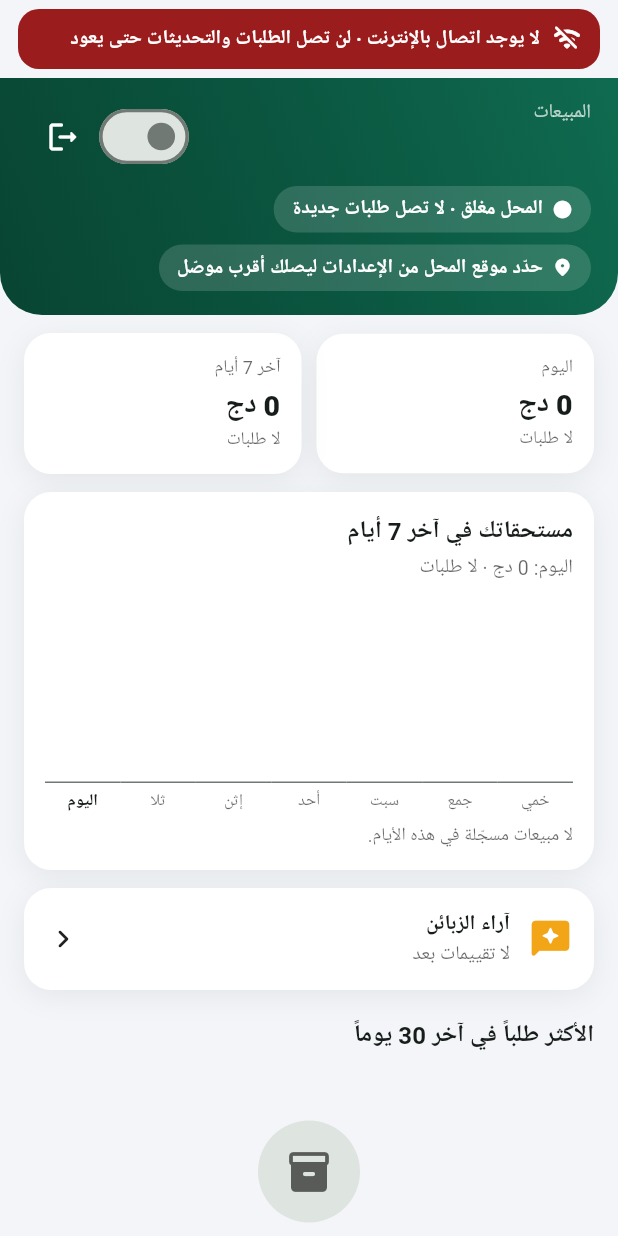
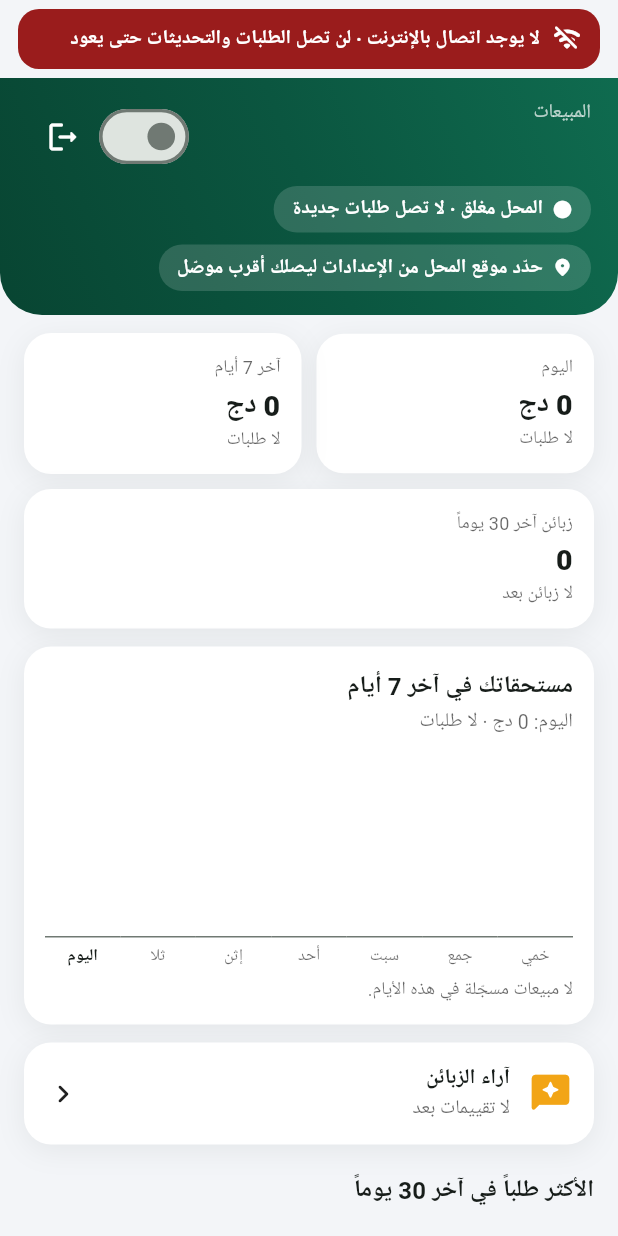
Before and after one commit to djalelcher3418-ops/delivery-shop, a Flutter app: the SalesScreen widget shown alone on an empty page, opened directly, on a phone screen of 412 x 824 dp. Run offline on Flutter 3.47's test engine with Material 3 defaults, Android fonts, the phone set to English and light mode, and no system bars; our stand-ins replace audioplayers, cloud_firestore, firebase_auth, firebase_core, flutter_local_notifications, geolocator and 2 more; accounts and stored records are empty; Roboto replaces fonts that are missing (IBM Plex Sans Arabic, Readex Pro).

Commit message:
المبيعات: الزبائن الجدد والعائدون
زبائن آخر 30 يوماً (حسب customerUid في الطلبات المسلّمة)، ومنهم من كان
أول طلب له في هذه المدة ومن عاد للطلب.

Co-Authored-By: Claude Opus 5.5 <noreply@anthropic.com>
Claude-Session: https://claude.ai/code/session_014Q42PWHeZRWcZ92BqV35Hh

```diff
--- a/lib/screens/sales.dart
+++ b/lib/screens/sales.dart
@@ -73,6 +73,19 @@ class SalesScreen extends StatelessWidget {
         final best = top.entries.toList()..sort((a, b) => b.value.qty.compareTo(a.value.qty));
         final pending = app.orders.where((o) => o['status'] == 'done' && o['settled'] == false).toList();
 
+        // الزبائن: من طلب في آخر 30 يوماً، وهل كانت تلك أول مرة يطلب فيها من المحل
+        final firstAt = <String, int>{};
+        final active = <String>{};
+        for (final o in app.orders) {
+          final uid = '${o['customerUid'] ?? ''}';
+          if (uid.isEmpty || !_sold(o)) continue;
+          final at = asInt(o['createdAtMs']);
+          firstAt[uid] = firstAt.containsKey(uid) ? (at < firstAt[uid]! ? at : firstAt[uid]!) : at;
+          if (at >= t30) active.add(uid);
+        }
+        final newCust = active.where((u) => firstAt[u]! >= t30).length;
+        final returning = active.length - newCust;
+
         return ListView(padding: EdgeInsets.zero, children: [
           const ShopHeader(title: 'المبيعات'),
           Padding(
@@ -85,6 +98,11 @@ class SalesScreen extends StatelessWidget {
                   _Tile('اليوم', money(dues[6]), ordersText(counts[6])),
                   const SizedBox(width: 10),
                   _Tile('آخر 7 أيام', money(weekDue), weekN > 0 ? 'متوسط الطلب ${money(weekDue / weekN)}' : ordersText(0)),
+                ]),
+                const SizedBox(height: 10),
+                Row(children: [
+                  _Tile('زبائن آخر 30 يوماً', '${active.length}',
+                      active.isEmpty ? 'لا زبائن بعد' : '$newCust جدد · $returning عادوا للطلب'),
                 ]),
                 const SizedBox(height: 12),
                 Box(child: _WeekChart(days: days, values: dues, counts: counts)),
```
Also changed, not shown: 1 other file.
